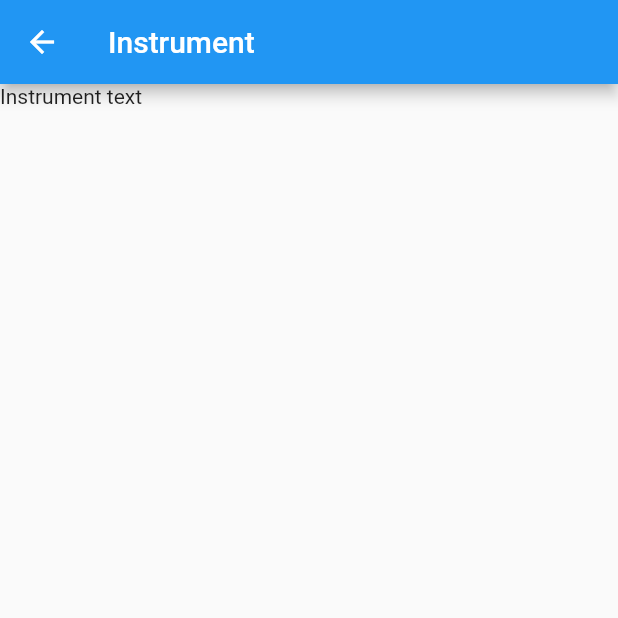
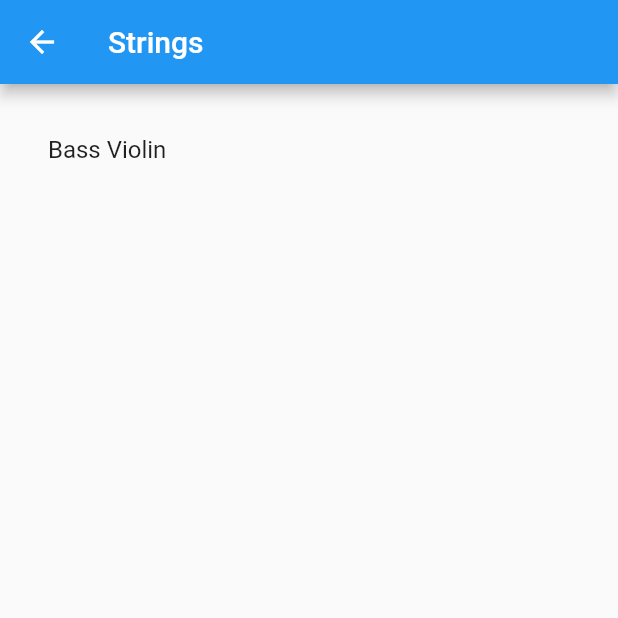
Before and after one commit to prowe/flutter-sounds, a Flutter app: the screen it shows after launch, after a tap on "Strings", on a phone screen of 412 x 824 dp, the top half of it. Run offline on Flutter 3.47's test engine with Material 2 defaults, Android fonts, the phone set to English and light mode, and no system bars.

Commit message:
getting instrument lists to work

```diff
--- /dev/null
+++ b/lib/Instrument.dart
@@ -0,0 +1,6 @@
+
+class Instrument {
+  String name;
+
+  Instrument(this.name);
+}
--- /dev/null
+++ b/lib/InstrumentFamily.dart
@@ -0,0 +1,31 @@
+import 'Instrument.dart';
+
+class InstrumentFamily {
+  String name;
+  List<Instrument> instruments;
+
+  InstrumentFamily(this.name, this.instruments);
+
+  static List<InstrumentFamily> all() {
+    return [
+      InstrumentFamily (
+        'Strings',
+        [
+          Instrument('Bass Violin')
+        ]
+      ),
+      InstrumentFamily(
+        'Wind',
+        []
+      ),
+      InstrumentFamily(
+        'Keyboard',
+        [],
+      ),
+      InstrumentFamily(
+        'Percussion',
+        []
+      )
+    ];
+  }
+}
--- a/lib/InstrumentFamilyList.dart
+++ b/lib/InstrumentFamilyList.dart
@@ -1,4 +1,6 @@
 import 'package:flutter/material.dart';
+import 'InstrumentFamily.dart';
+import 'InstrumentFamilyView.dart';
 
 class InstrumentFamilyList extends StatefulWidget {
   @override
@@ -6,42 +8,40 @@ class InstrumentFamilyList extends StatefulWidget {
 }
 
 class InstrumentFamilyState extends State<InstrumentFamilyList> {
-  static const FAMILIES = [
-    'Strings',
-    'Wind',
-    'Keyboard',
-    'Percussion'
-  ];
+  var families = InstrumentFamily.all();
 
   @override
   Widget build(BuildContext context) {
     return ListView.builder(
       padding: const EdgeInsets.all(16.0),
       itemBuilder: (context, i) {
-        if (i >= FAMILIES.length) {
+        if (i >= families.length) {
           return null;
         }
-        return ListTile(
-          title: Text(
-            FAMILIES[i]
-          ),
-          onTap: _selectFamily,
-        );
+        return InstrumentFamilyListItem(context, families[i]);
       }
+    );
+  }
+}
+
+class InstrumentFamilyListItem extends StatelessWidget {
+  final InstrumentFamily family;
+  final BuildContext context;
+
+  InstrumentFamilyListItem(this.context, this.family);
+
+  @override
+  Widget build(BuildContext context) {
+    return ListTile(
+      title: Text(family.name),
+      onTap: _selectFamily,
     );
   }
 
   void _selectFamily() {
     Navigator.of(context).push(
       MaterialPageRoute(
-        builder: (context) {
-          return Scaffold(
-            appBar: AppBar(
-              title: Text('Instrument'),
-            ),
-            body: Text('Instrument text')
-          );
-        },
+        builder: (context) => InstrumentFamilyView(family),
       ),
     );
   }
--- /dev/null
+++ b/lib/InstrumentFamilyView.dart
@@ -0,0 +1,30 @@
+import 'package:flutter/material.dart';
+import 'InstrumentFamily.dart';
+
+class InstrumentFamilyView extends StatelessWidget {
+  final InstrumentFamily family;
+
+  InstrumentFamilyView(this.family);
+
+  @override
+  Widget build(BuildContext context) {
+    return Scaffold(
+      appBar: AppBar(
+        title: Text(family.name),
+      ),
+      body: ListView.builder(
+        padding: const EdgeInsets.all(16.0),
+        itemBuilder: intrumentListItemBuilder
+      )
+    );
+  }
+
+  Widget intrumentListItemBuilder(context, i) {
+    if (i >= family.instruments.length) {
+      return null;
+    }
+    return ListTile(
+      title: Text(family.instruments[i].name),
+    );
+  }
+}
```
